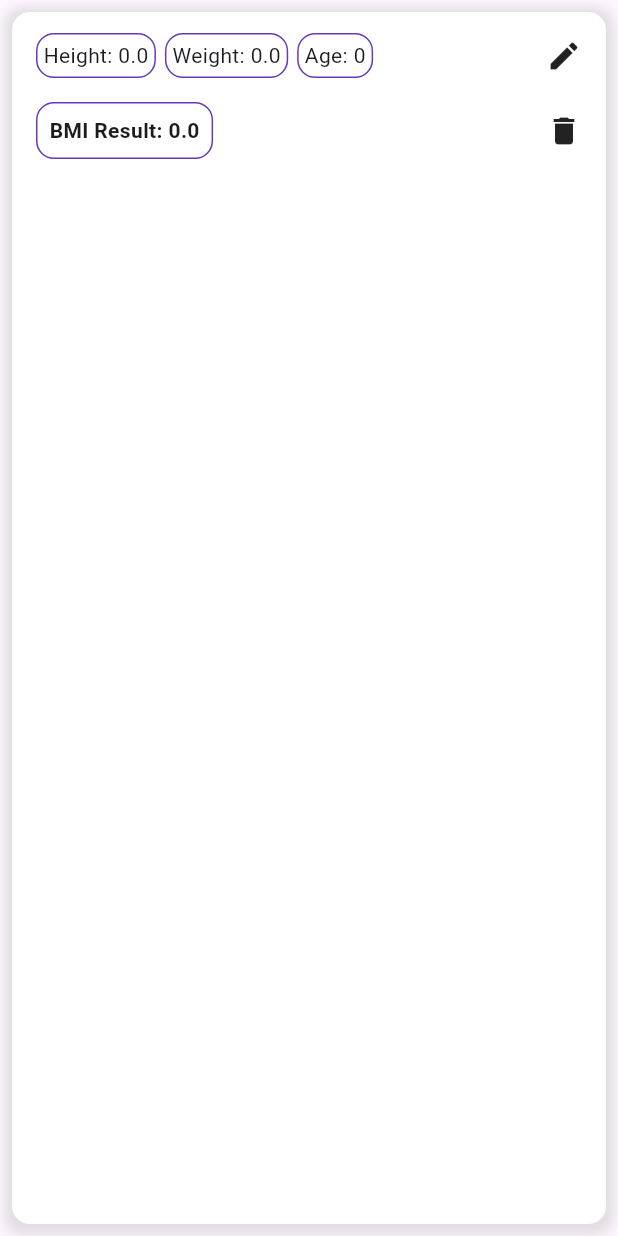
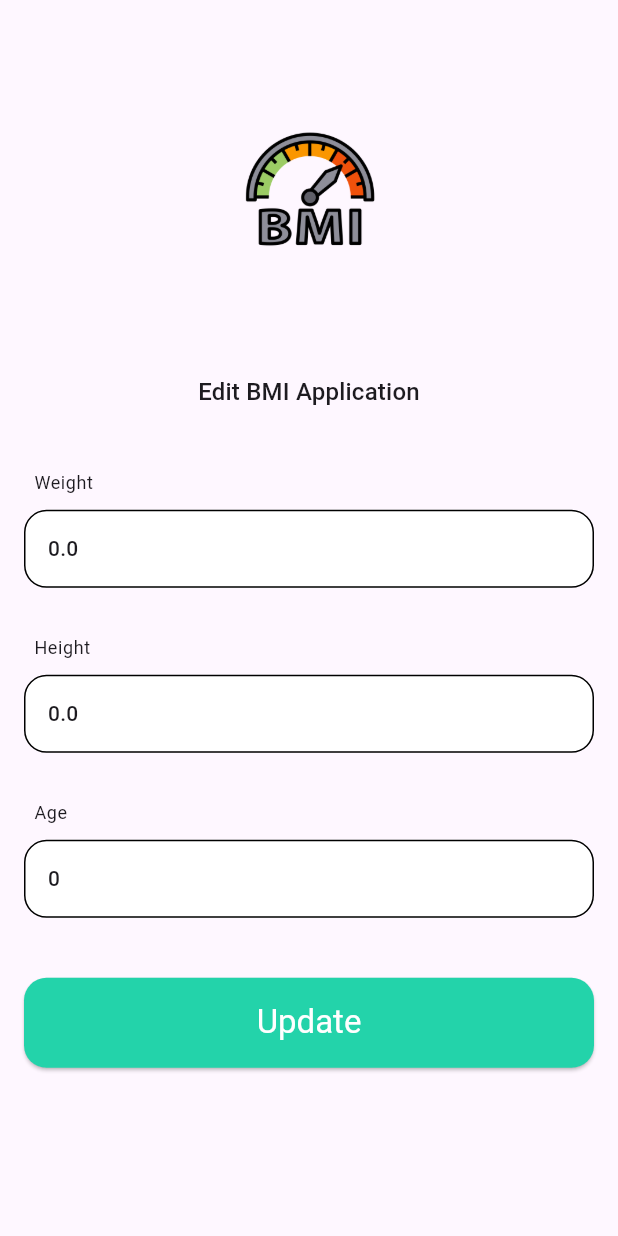
Before and after one commit to yahyaabdulaziz/bmi_calculator, a Flutter app: the ListItemWidget widget shown alone on an empty page, opened directly with empty values, after a tap on the "edit" icon, on a phone screen of 412 x 824 dp. Run offline on Flutter 3.47's test engine with Material 3 defaults, Android fonts, the phone set to English and light mode, and no system bars; our stand-ins replace cloud_firestore, firebase_auth, firebase_core, share_plus; missing offline and left inert: pretty_gauge; accounts and stored records are empty; network calls fail.

Commit message:
Complete Result Score Screen & Update Entry & Sign out Functionality.

```diff
--- /dev/null
+++ b/lib/ui/home/edit/edit_screen.dart
@@ -0,0 +1,155 @@
+import 'package:bmi_calculator/ui/home/edit/edit_view_model.dart';
+import 'package:bmi_calculator/ui/model/result_model.dart';
+import 'package:bmi_calculator/utils/app_assets.dart';
+import 'package:bmi_calculator/widgets/custom_button.dart';
+import 'package:bmi_calculator/widgets/custom_text_form_field.dart';
+import 'package:bmi_calculator/widgets/form_label.dart';
+import 'package:flutter/material.dart';
+import 'package:provider/provider.dart';
+
+class EditScreen extends StatefulWidget {
+  static const String routeName = "EditScreen";
+
+  const EditScreen({super.key});
+
+  @override
+  State<EditScreen> createState() => _EditScreenState();
+}
+
+class _EditScreenState extends State<EditScreen> {
+  EditViewModel viewModel = EditViewModel();
+
+  @override
+  Widget build(BuildContext context) {
+    var arg = ModalRoute.of(context)?.settings.arguments as ResultModel;
+    var resProvider = Provider.of<EditViewModel>(context);
+    return Scaffold(
+      body: SingleChildScrollView(
+        child: Padding(
+          padding: const EdgeInsets.all(16.0),
+          child: Form(
+            key: viewModel.formKey,
+            child: Column(
+              crossAxisAlignment: CrossAxisAlignment.stretch,
+              children: [
+                const SizedBox(
+                  height: 60,
+                ),
+                Image.asset(AppAssets.splash,
+                    height: MediaQuery.of(context).size.height * .12),
+                const SizedBox(
+                  height: 75,
+                ),
+                Text(
+                  'Edit BMI Application',
+                  textAlign: TextAlign.center,
+                  style: Theme.of(context).textTheme.titleMedium,
+                ),
+                const SizedBox(
+                  height: 40,
+                ),
+                FormLabelWidget(
+                  label: '  Weight',
+                ),
+                const SizedBox(
+                  height: 10,
+                ),
+                CustomTextFormField(
+                    controller: viewModel.newWeightController,
+                    hintText: "${arg.weight}",
+                    validator: (value) {
+                      if (value!.isEmpty) {
+                        return 'Please enter a number';
+                      }
+
+                      final number = int.tryParse(value);
+
+                      if (number == null) {
+                        return 'Please enter a valid number';
+                      }
+
+                      if (number < 0 || number > 200) {
+                        return 'Number must be between 0 and 200';
+                      }
+
+                      return null;
+                    },
+                    type: TextInputType.number),
+                const SizedBox(
+                  height: 32,
+                ),
+                FormLabelWidget(
+                  label: '  Height',
+                ),
+                const SizedBox(
+                  height: 10,
+                ),
+                CustomTextFormField(
+                  hintText: "${arg.height}",
+                  controller: viewModel.newHeightController,
+                  validator: (value) {
+                    if (value!.isEmpty) {
+                      return 'Please enter a your height (in M)';
+                    }
+
+                    final number = double.tryParse(value);
+
+                    if (number == null) {
+                      return 'Please enter a valid number';
+                    }
+
+                    if (number < 0 || number > 2) {
+                      return 'Number must be between 0 and 2';
+                    }
+
+                    return null;
+                  },
+                  type: TextInputType.number,
+                ),
+                const SizedBox(
+                  height: 32,
+                ),
+                FormLabelWidget(
+                  label: '  Age',
+                ),
+                const SizedBox(
+                  height: 10,
+                ),
+                CustomTextFormField(
+                  hintText: "${arg.age}",
+                  controller: viewModel.newAgeController,
+                  validator: (value) {
+                    if (value!.isEmpty) {
+                      return 'Please enter a number';
+                    }
+
+                    final number = int.tryParse(value!);
+
+                    if (number == null) {
+                      return 'Please enter a valid number';
+                    }
+
+                    if (number < 0 || number > 200) {
+                      return 'Number must be between 0 and 150';
+                    }
+
+                    return null;
+                  },
+                  type: TextInputType.number,
+                ),
+                const SizedBox(
+                  height: 40,
+                ),
+                CustomButtonWidget(
+                    title: 'Update',
+                    onPressed: () {
+                      viewModel.updateForm();
+                    }),
+              ],
+            ),
+          ),
+        ),
+      ),
+    );
+  }
+}
--- /dev/null
+++ b/lib/ui/home/edit/edit_view_model.dart
@@ -0,0 +1,21 @@
+import 'package:flutter/material.dart';
+
+class EditViewModel extends ChangeNotifier {
+  TextEditingController newWeightController = TextEditingController();
+  TextEditingController newHeightController = TextEditingController();
+  TextEditingController newAgeController = TextEditingController();
+  GlobalKey<FormState> formKey = GlobalKey();
+  DateTime date = DateTime.now();
+
+  /// updating is not completed
+  void updateForm() {
+    if (formKey.currentState!.validate()) {
+      double height = double.parse(newHeightController.text);
+      double weight = double.parse(newWeightController.text);
+      int age = int.parse(newAgeController.text);
+
+      double newBmiResult = weight / (height * height);
+      double newRoundedResult = double.parse(newBmiResult.toStringAsFixed(1));
+    }
+  }
+}
--- a/lib/ui/model/result_model.dart
+++ b/lib/ui/model/result_model.dart
@@ -1,7 +1,7 @@
 class ResultModel {
-  final double height;
-  final double weight;
-  final int age;
+  late final double height;
+  late final double weight;
+  late final int age;
   double bmiResult;
   final DateTime date;
 
--- a/lib/widgets/custom_text_form_field.dart
+++ b/lib/widgets/custom_text_form_field.dart
@@ -2,16 +2,17 @@ import 'package:bmi_calculator/utils/app_color.dart';
 import 'package:flutter/material.dart';
 
 class CustomTextFormField extends StatelessWidget {
-  String hintText;
+  String? hintText;
 
-
+  String? val;
   TextEditingController controller;
 
   String? Function(String?)? validator;
   TextInputType type;
 
   CustomTextFormField({
-    required this.hintText,
+    this.val,
+    this.hintText,
     required this.controller,
     required this.validator,
     required this.type,
@@ -44,6 +45,7 @@ class CustomTextFormField extends StatelessWidget {
       controller: controller,
       validator: validator,
       keyboardType: type,
+      initialValue: val,
     );
   }
 }
--- a/lib/widgets/list_item.dart
+++ b/lib/widgets/list_item.dart
@@ -1,13 +1,18 @@
+import 'package:bmi_calculator/result_provider.dart';
+import 'package:bmi_calculator/ui/home/edit/edit_screen.dart';
 import 'package:bmi_calculator/ui/model/result_model.dart';
 import 'package:flutter/material.dart';
+import 'package:provider/provider.dart';
 
 class ListItemWidget extends StatelessWidget {
   final ResultModel resultModel;
+  late ResultProvider provider;
 
-  const ListItemWidget({required this.resultModel});
+  ListItemWidget({required this.resultModel});
 
   @override
   Widget build(BuildContext context) {
+    provider = Provider.of(context);
     return Container(
       margin: const EdgeInsets.all(8),
       padding: const EdgeInsets.all(6),
@@ -49,7 +54,12 @@ class ListItemWidget extends StatelessWidget {
                         color: Colors.white),
                     child: Text('Age: ${resultModel.age}')),
                 Spacer(),
-                InkWell(onTap: () {}, child: Icon(Icons.edit))
+                InkWell(
+                    onTap: () {
+                      Navigator.pushNamed(context, EditScreen.routeName,
+                          arguments: resultModel);
+                    },
+                    child: Icon(Icons.edit))
               ],
             ),
           ),
@@ -68,7 +78,11 @@ class ListItemWidget extends StatelessWidget {
                       style: TextStyle(fontWeight: FontWeight.w700),
                     )),
                 Spacer(),
-                InkWell(onTap: () {}, child: Icon(Icons.delete))
+                InkWell(
+                    onTap: () {
+                      provider.delete(resultModel.date);
+                    },
+                    child: Icon(Icons.delete))
               ],
             ),
           ),
```
Also changed, not shown: lib/main.dart (+15 -2 lines), lib/result_provider.dart (added, +18 -0 lines), lib/ui/home/result_page/result_screen.dart (+13 -3 lines), lib/ui/home/result_page/result_view_model.dart (+12 -0 lines).
